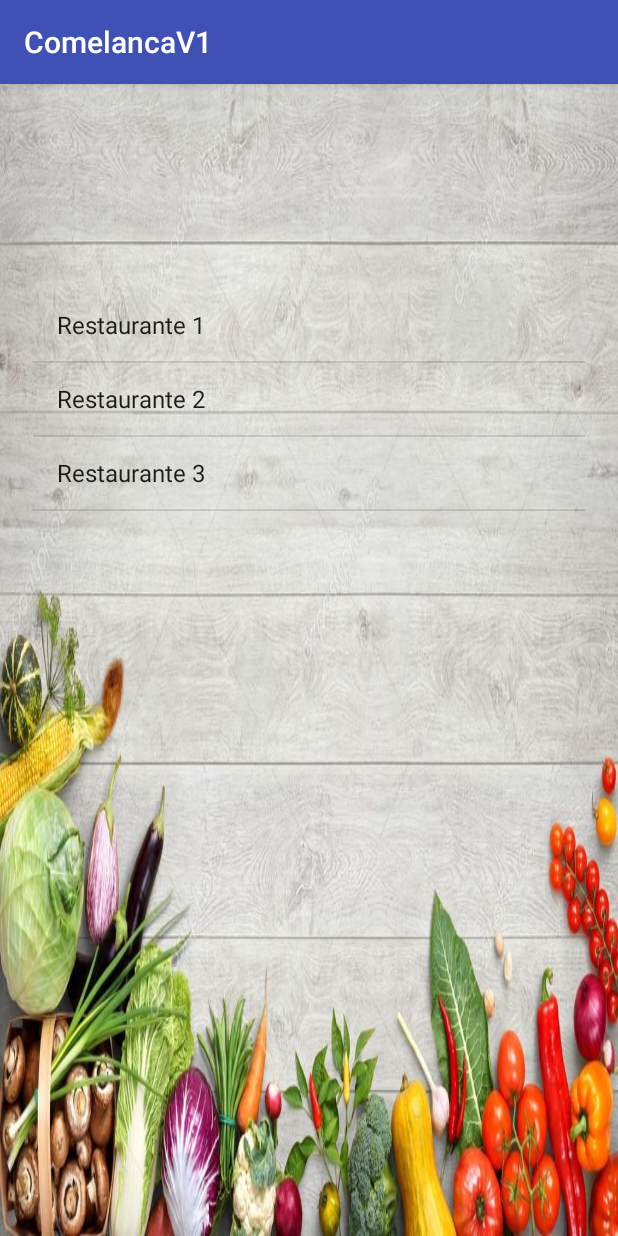
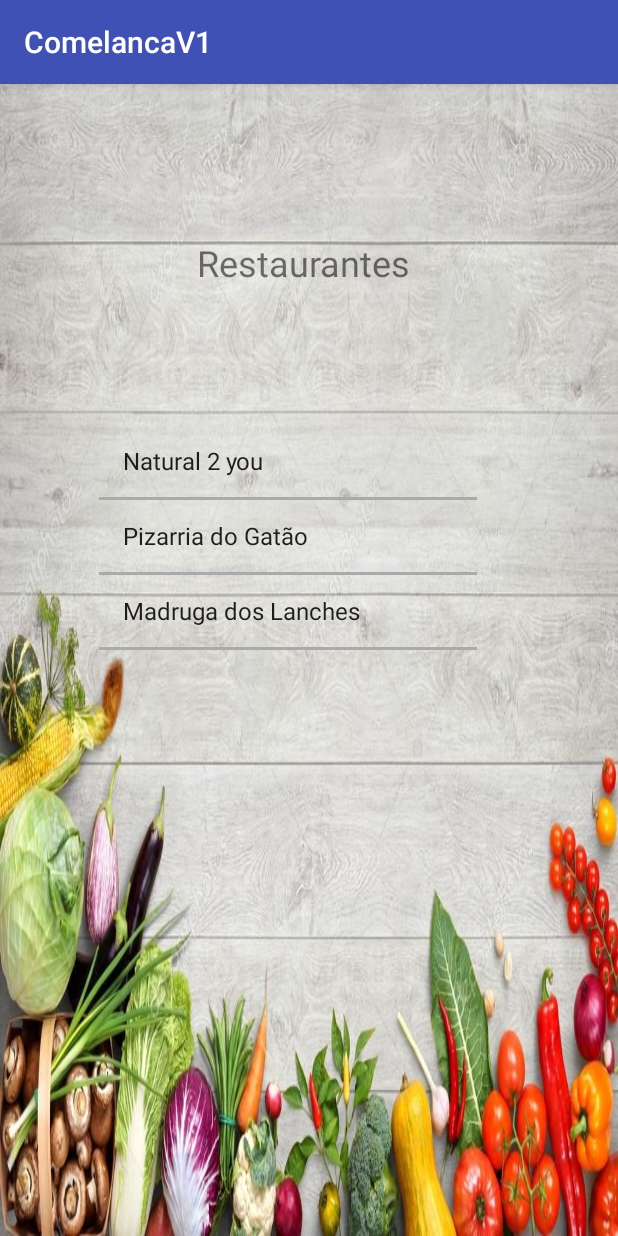
Before and after one commit to jsrrocha/ComelancaV1, an Android app: the ListRestaurantActivity screen opened directly, with no data from a screen before it, on a phone screen of 412 x 824 dp. Run offline under Robolectric (Android 15) with nearby library versions, the phone set to English and light mode, and no system bars.

Commit message:
pages of menu in progress and fixes

```diff
--- a/app/build.gradle
+++ b/app/build.gradle
@@ -25,4 +25,6 @@ dependencies {
     testImplementation 'junit:junit:4.12'
     androidTestImplementation 'com.android.support.test:runner:1.0.2'
     androidTestImplementation 'com.android.support.test.espresso:espresso-core:3.0.2'
+    implementation 'com.android.support:support-v4:27.1.1'
+    implementation 'com.android.support:design:27.1.1'
 }
--- a/app/src/main/AndroidManifest.xml
+++ b/app/src/main/AndroidManifest.xml
@@ -17,7 +17,10 @@
             </intent-filter>
         </activity>
         <activity android:name=".ListRestaurantActivity" />
-        <activity android:name=".AddressActivity"></activity>
+        <activity android:name=".AddressActivity" />
+        <activity android:name=".SignUpActivity" />
+        <activity android:name=".PizzariaGataoActivity" />
+        <activity android:name=".Natural2youAcitivity"></activity>
     </application>
 
 </manifest>
--- a/app/src/main/java/com/example/jessica/comelancav1/ListRestaurantActivity.java
+++ b/app/src/main/java/com/example/jessica/comelancav1/ListRestaurantActivity.java
@@ -1,7 +1,10 @@
 package com.example.jessica.comelancav1;
 
+import android.content.Intent;
+import android.os.Bundle;
 import android.support.v7.app.AppCompatActivity;
-import android.os.Bundle;
+import android.view.View;
+import android.widget.AdapterView;
 import android.widget.ArrayAdapter;
 import android.widget.ListView;
 
@@ -15,16 +18,42 @@ public class ListRestaurantActivity extends AppCompatActivity {
 
         super.onCreate(savedInstanceState);
         setContentView(R.layout.activity_list_restaurant);
-        ListView listaRestaurantes = (ListView)findViewById(R.id.lista);
+        final ListView listaRestaurantes = (ListView)findViewById(R.id.lista);
 
         List<String> restaurantes = new ArrayList<String>();
-        restaurantes.add("Restaurante 1");
-        restaurantes.add("Restaurante 2");
-        restaurantes.add("Restaurante 3");
+        restaurantes.add("Natural 2 you");
+        restaurantes.add("Pizarria do Gatão");
+        restaurantes.add("Madruga dos Lanches");
+
 
         ArrayAdapter<String> adapter = new ArrayAdapter<String>(this,
                 android.R.layout.simple_list_item_1, restaurantes);
 
         listaRestaurantes.setAdapter(adapter);
+        listaRestaurantes.setOnItemClickListener(new AdapterView.OnItemClickListener() {
+            @Override
+            public void onItemClick(AdapterView<?> parent, View view, int position, long id) {
+
+                if(position == 0) {
+                    Intent intent = new Intent(ListRestaurantActivity.this, Natural2youAcitivity.class);
+                    startActivity(intent);
+                }else if(position == 1) {
+                    Intent intent = new Intent(ListRestaurantActivity.this, PizzariaGataoActivity.class);
+                    startActivity(intent);
+                }
+            }
+        });
+
+
+    }
+
+    public void openNatural2youAcitivity(View view) {
+        Intent intent = new Intent(this, Natural2youAcitivity.class);
+        startActivity(intent);
+    }
+
+    public void openPizzariaGataoActivity(View view) {
+        Intent intent = new Intent(this, PizzariaGataoActivity.class);
+        startActivity(intent);
     }
 }
--- a/app/src/main/java/com/example/jessica/comelancav1/MainActivity.java
+++ b/app/src/main/java/com/example/jessica/comelancav1/MainActivity.java
@@ -17,4 +17,9 @@ public class MainActivity extends AppCompatActivity {
         Intent intent = new Intent(this, AddressActivity.class);
         startActivity(intent);
     }
+
+    public void openSignUpActivity(View view) {
+        Intent intent = new Intent(this, SignUpActivity.class);
+        startActivity(intent);
+    }
 }
--- a/app/src/main/res/layout/activity_list_restaurant.xml
+++ b/app/src/main/res/layout/activity_list_restaurant.xml
@@ -9,15 +9,35 @@
 
     <ListView
         android:id="@+id/lista"
-        android:layout_width="368dp"
-        android:layout_height="495dp"
-        android:layout_marginBottom="8dp"
-        android:layout_marginEnd="8dp"
-        android:layout_marginLeft="8dp"
-        android:layout_marginRight="8dp"
-        android:layout_marginStart="8dp"
-        android:layout_marginTop="8dp"
+        android:layout_width="252dp"
+        android:layout_height="377dp"
+        android:layout_marginBottom="80dp"
+        android:layout_marginEnd="66dp"
+        android:layout_marginLeft="66dp"
+        android:layout_marginRight="66dp"
+        android:layout_marginStart="66dp"
+        android:layout_marginTop="5dp"
+        android:divider="@android:color/darker_gray"
+        android:dividerHeight="2dp"
         app:layout_constraintBottom_toBottomOf="parent"
+        app:layout_constraintEnd_toEndOf="parent"
+        app:layout_constraintHorizontal_bias="0.0"
+        app:layout_constraintStart_toStartOf="parent"
+        app:layout_constraintTop_toBottomOf="@+id/textView3" />
+
+    <TextView
+        android:id="@+id/textView3"
+        android:layout_width="150dp"
+        android:layout_height="30dp"
+        android:layout_marginBottom="5dp"
+        android:layout_marginEnd="117dp"
+        android:layout_marginLeft="117dp"
+        android:layout_marginRight="117dp"
+        android:layout_marginStart="117dp"
+        android:layout_marginTop="19dp"
+        android:text="Restaurantes"
+        android:textSize="24sp"
+        app:layout_constraintBottom_toTopOf="@+id/lista"
         app:layout_constraintEnd_toEndOf="parent"
         app:layout_constraintStart_toStartOf="parent"
         app:layout_constraintTop_toTopOf="parent" />
```
Also changed, not shown: app/src/main/java/com/example/jessica/comelancav1/Natural2youAcitivity.java (added, +13 -0 lines), app/src/main/java/com/example/jessica/comelancav1/PizzariaGataoActivity.java (added, +13 -0 lines), app/src/main/res/drawable/border_view.xml (added, +10 -0 lines), app/src/main/res/layout/activity_main.xml (+29 -11 lines), app/src/main/res/layout/activity_natural2you_acitivity.xml (added, +60 -0 lines), app/src/main/res/layout/activity_pizzaria_gatao.xml (added, +61 -0 lines), app/src/main/res/layout/activity_sign_up.xml (+9 -8 lines).
